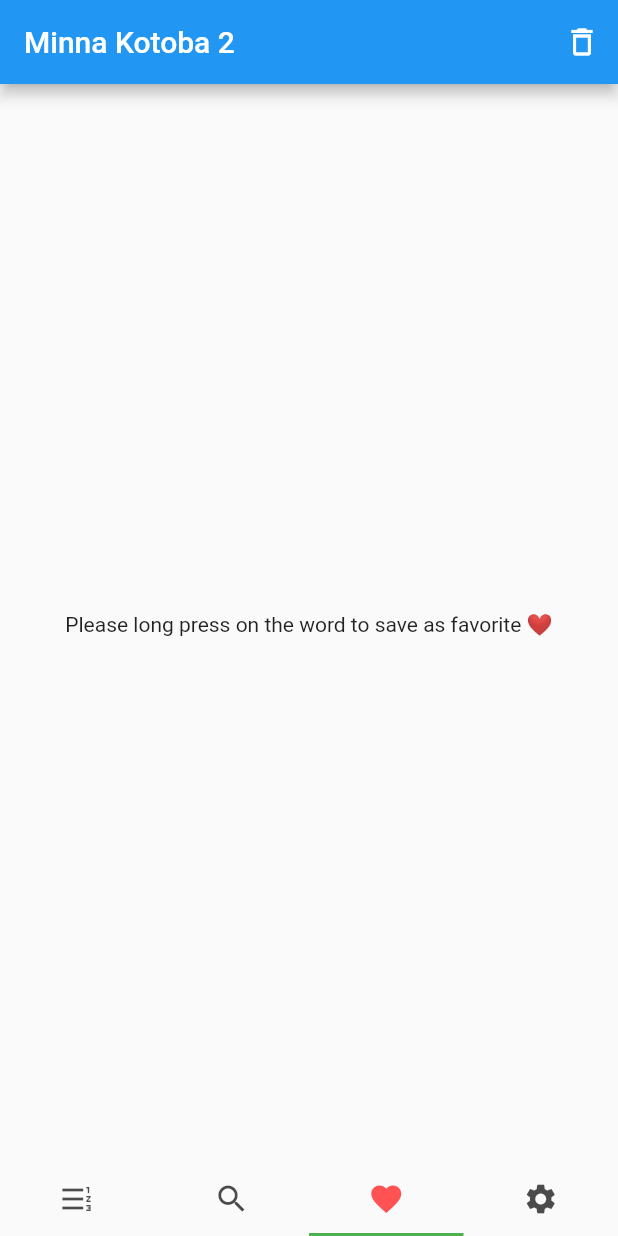
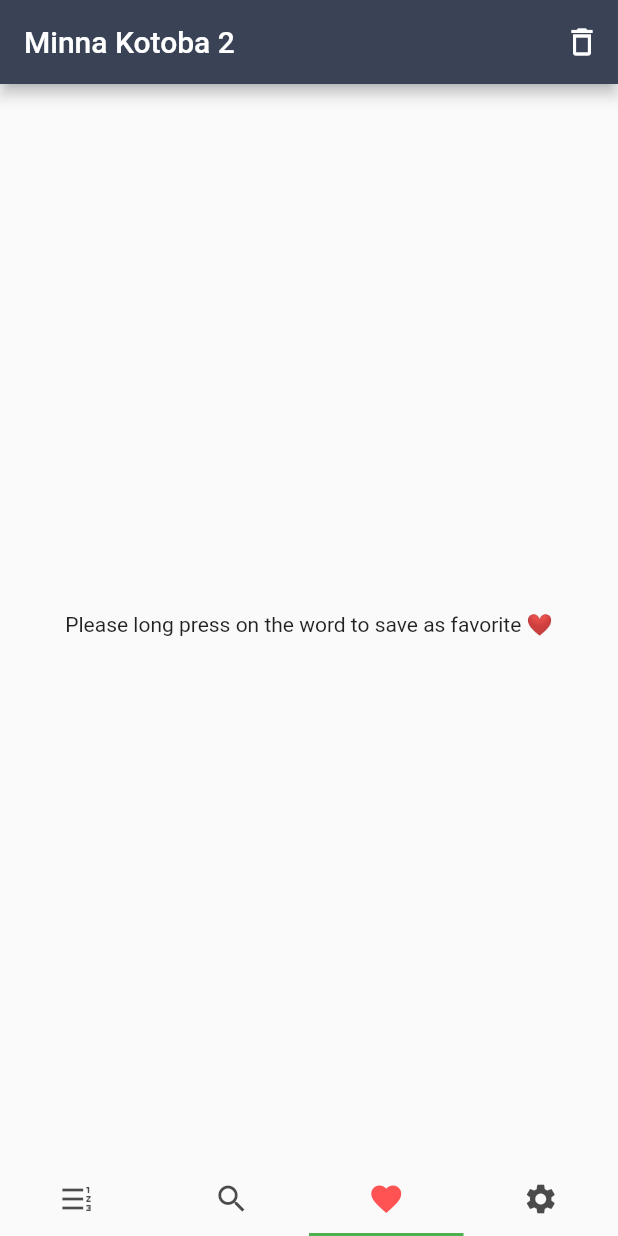
Before and after one commit to thuraucsy/minna-kotoba-2, a Flutter app: the screen it shows after launch, item 3 of the bottom bar chosen, on a phone screen of 412 x 824 dp. Run offline on Flutter 3.47's test engine with Material 2 defaults, Android fonts, the phone set to English and light mode, and no system bars; our stand-ins replace dynamic_theme, flutter_speed_dial, flutter_tts; missing offline and left inert: preferences.

Commit message:
- MyGF created logo - App Bar tap to top - shuffle, memorize on all chapters - scroll direction remove for slow scrolling - widget function separated and using the same code

```diff
--- a/lib/main.dart
+++ b/lib/main.dart
@@ -3,17 +3,17 @@ import 'package:flutter/material.dart';
 import 'package:flutter/foundation.dart'; // compute using
 import 'package:flutter_tts/flutter_tts.dart';
 import 'package:preferences/preferences.dart'; // setting page
+import 'package:flutter_speed_dial/flutter_speed_dial.dart'; // floating action button
+import 'package:dynamic_theme/dynamic_theme.dart';
 import 'package:minna_kotoba_2/Chapter.dart';
-import 'package:flutter_speed_dial/flutter_speed_dial.dart'; // floating action button
-import 'package:flutter/rendering.dart'; // ScrollDirection.forward using
-import 'package:dynamic_theme/dynamic_theme.dart';
 
-enum ConfirmAction { CANCCEL, ACCEPT }
+enum ConfirmAction { CANCEL, ACCEPT }
+final String appBarTitle = "Minna Kotoba 2";
 
 void main() async {
   await PrefService.init(prefix: 'pref_');
   runApp(MaterialApp(
-    title: "Minna Kotoba 2",
+    title: appBarTitle,
     home: MyApp(),
   ));
 }
@@ -23,13 +23,16 @@ class MyApp extends StatelessWidget {
   Widget build(BuildContext context) {
     return new DynamicTheme(
         defaultBrightness: Brightness.light,
-        data: (brightness) =>
-            new ThemeData(brightness: brightness, accentColor: Colors.green),
+        data: (brightness) => new ThemeData(
+            primaryColor: Color.fromRGBO(58, 66, 86, 1.0),
+//                backgroundColor: Color.fromRGBO(231, 231, 214, 1.0),
+            brightness: brightness,
+            accentColor: Colors.green),
         themedWidgetBuilder: (context, theme) {
           return new MaterialApp(
-            title: 'Minna Kotoba 2',
+            title: appBarTitle,
             theme: theme,
-            home: new MyHomePage(title: 'Preferences Demo'),
+            home: new MyHomePage(title: 'Minna Kotoba 2'),
           );
         });
   }
@@ -46,36 +49,24 @@ class MyHomePage extends StatefulWidget {
 
 class _MyAppState extends State<MyHomePage> {
   int _drawerIndex = 0;
-  bool isShowDrawerMenu = true;
-  bool _isShowFavMenu = false;
-  bool _dialVisible = true;
-  bool _isShuffle = false;
-  bool _isRemembering = false;
+  bool isShowDrawerMenu = true, _isShowFavMenu = false, _dialVisible = true, _isShuffle = false;
+  List<String> _isShowKotoba = [];
   List<Chapter> _chapters;
-  List<ListItem> _allWords;
-  List<ListItem> _allWordsBackup = [];
+  List<ListItem> _allWords, _allWordsBackup = [];
   ScrollController _scrollController = new ScrollController();
   TextEditingController _searchController = TextEditingController(text: "");
   Set _favoriteList = Set<String>();
   FlutterTts _flutterTts;
-  // setting variables
-  final List<String> _listJapanese = ['Kana', 'Kanji', 'Romaji'];
-  final List<String> _listMeaning = ['Myanmar', 'English'];
+  final List<String> _listJapanese = ['Kana', 'Kanji', 'Romaji'], _listMeaning = ['Myanmar', 'English'], _listMemorizing = ['Japanese', 'Meaning'];
 
-  _setDialVisible(bool value) {
-    setState(() {
-      if (isShowDrawerMenu) {
-        _dialVisible = value;
+  void _toggleTheShuffle() {
+    if (_isShuffle) {
+      _chapters[_drawerIndex].words.shuffle();
     } else {
-        _dialVisible = false;
+      _chapters[_drawerIndex].words.sort((a, b) =>
+          int.parse(a.no.split("/")[1])
+              .compareTo(int.parse(b.no.split("/")[1])));
     }
-    });
-  }
-
-  Future _speak(text) async {
-    // ～ remove in speaking
-    text = text.replaceAll(new RegExp(r'～'), '　');
-    var result = await _flutterTts.speak(text);
   }
 
   void _toggleFav(no, isFav) {
@@ -86,7 +77,6 @@ class _MyAppState extends State<MyHomePage> {
         _favoriteList.add(no);
       }
     });
-    print('long press $no $isFav');
     PrefService.setStringList("list_favorite", _favoriteList.toList());
   }
 
@@ -119,6 +109,18 @@ class _MyAppState extends State<MyHomePage> {
     }
   }
 
+  Future _speak(text) async {
+    text = text.replaceAll(new RegExp(r'～'), '　'); // ～ remove in speaking
+    var result = await _flutterTts.speak(text);
+  }
+
+  Widget _buildCard(ListTile listTile) {
+    return Card(
+//        elevation: 1.5,
+        margin: new EdgeInsets.symmetric(horizontal: 10.0, vertical: 6.0),
+        child: Container(child: listTile));
+  }
+
   List<Widget> _buildDrawerList(BuildContext context, List<Chapter> _chapters) {
     List<Widget> drawer = [
       DrawerHeader(
@@ -132,9 +134,10 @@ class _MyAppState extends State<MyHomePage> {
     List<Widget> chapterTile = [];
     for (int i = 0; i < _chapters.length; i++) {
       Chapter chapter = _chapters[i];
-      chapterTile.add(new ListTile(
+      chapterTile.add(
+//          _buildCard(
+          ListTile(
             title: Text(chapter.title),
-        trailing: Icon(Icons.arrow_forward),
             onTap: () {
               setState(() {
                 _drawerIndex = i;
@@ -144,8 +147,11 @@ class _MyAppState extends State<MyHomePage> {
               Navigator.of(context).pop(); // dismiss the navigator
               _scrollController.animateTo(0.0,
                   duration: Duration(milliseconds: 500), curve: Curves.easeOut);
+              _toggleTheShuffle();
             },
-      ));
+          )
+//          )
+          );
     }
 
     drawer.addAll(chapterTile);
@@ -153,67 +159,83 @@ class _MyAppState extends State<MyHomePage> {
     return drawer;
   }
 
-  ListView _buildBodyList(BuildContext context, Chapter chapter) {
-    print(
-        'pref ${PrefService.getString("list_japanese")} ${PrefService.getString("list_meaning")} ${PrefService.getStringList("list_favorite")}');
+  Widget _buildBodyList(BuildContext context) {
 
-    String selectedJapanese = _listJapanese[0];
-    String selectedMeaning = _listMeaning[0];
+    String selectedJapanese = PrefService.getString("list_japanese") ?? _listJapanese[0];
+    String selectedMeaning = PrefService.getString("list_meaning") ?? _listMeaning[0];
+    String selectedMemorizing = PrefService.getString("list_memorizing") ?? _listMemorizing[0];
 
-    if (PrefService.getString("list_japanese") != null) {
-      selectedJapanese = PrefService.getString("list_japanese");
-    }
-    if (PrefService.getString("list_meaning") != null) {
-      selectedMeaning = PrefService.getString("list_meaning");
+    return Container(
+      child: ListView.builder(
+        scrollDirection: Axis.vertical,
+        controller: _scrollController,
+        shrinkWrap: true,
+        itemCount: _chapters[_drawerIndex].words.length,
+        itemBuilder: (BuildContext context, int index) {
+          Text japaneseText =
+              Text(_chapters[_drawerIndex].words[index].hiragana);
+          if (selectedJapanese == _listJapanese[1]) {
+            japaneseText = Text(_chapters[_drawerIndex].words[index].kanji);
+          } else if (selectedJapanese == _listJapanese[2]) {
+            japaneseText = Text(_chapters[_drawerIndex].words[index].romaji);
           }
 
-    if (PrefService.getStringList("list_favorite") != null) {
-      _favoriteList = PrefService.getStringList("list_favorite").toSet();
-    }
-
-    return ListView.builder(
-        controller: _scrollController,
-        itemCount: chapter.words.length,
-        itemBuilder: (context, index) {
-          Text japaneseText = Text(chapter.words[index].hiragana);
-          if (selectedJapanese == _listJapanese[1]) {
-            japaneseText = Text(chapter.words[index].kanji);
-          } else if (selectedJapanese == _listJapanese[2]) {
-            japaneseText = Text(chapter.words[index].romaji);
-          }
-
-          Text meaningText = Text(chapter.words[index].myanmar,
+          Text meaningText = Text(_chapters[_drawerIndex].words[index].myanmar,
               style: TextStyle(fontFamily: 'Masterpiece'));
           if (selectedMeaning == _listMeaning[1]) {
-            meaningText = Text(chapter.words[index].english);
+            meaningText = Text(_chapters[_drawerIndex].words[index].english);
           }
 
           // favorite condition
-          bool isFav = _favoriteList.contains(chapter.words[index].no);
+          bool isFav =
+              _favoriteList.contains(_chapters[_drawerIndex].words[index].no);
 
-          return ListTile(
+          return _buildCard(
+            ListTile(
               trailing: Column(
                 mainAxisSize: MainAxisSize.min,
                 children: <Widget>[
                   Icon(isFav ? Icons.favorite : Icons.favorite_border,
                       color: Colors.redAccent),
-                Text(chapter.words[index].no),
+                  Text(_chapters[_drawerIndex].words[index].no),
                 ],
               ),
               title: AnimatedOpacity(
-              opacity: _isRemembering ? 0.0 : 1.0,
+                opacity: (selectedMemorizing != _listMemorizing[0] ||
+                        (_isShowKotoba.length == 0 ||
+                            (_isShowKotoba.contains(_chapters[_drawerIndex].words[index].no))))
+                    ? 1.0
+                    : 0.0,
                 duration: Duration(milliseconds: 500),
                 child: japaneseText,
               ),
-            subtitle: meaningText,
+              subtitle: AnimatedOpacity(
+                opacity: (selectedMemorizing != _listMemorizing[1] ||
+                        (_isShowKotoba.length == 0 ||
+                            (_isShowKotoba.contains(_chapters[_drawerIndex].words[index].no))))
+                    ? 1.0
+                    : 0.0,
+                duration: Duration(milliseconds: 500),
+                child: meaningText,
+              ),
               onTap: () {
-              _speak(chapter.words[index].hiragana);
+                _speak(_chapters[_drawerIndex].words[index].kanji);
+                setState(() {
+                  if (_isShowKotoba.length > 0) {
+                    _isShowKotoba[index] =
+                        _chapters[_drawerIndex].words[index].no;
+                    print('_isShowKotoba[index] ${_isShowKotoba[index]}');
+                  }
+                });
               },
               onLongPress: () {
-              _toggleFav(chapter.words[index].no, isFav);
+                _toggleFav(_chapters[_drawerIndex].words[index].no, isFav);
               },
+            ),
           );
-        });
+        },
+      ),
+    );
   }
 
   Container _buildSearchBodyList(BuildContext context,
@@ -238,86 +260,8 @@ class _MyAppState extends State<MyHomePage> {
       }
     }
 
-    return Container(
-      child: Column(
-        children: <Widget>[
-          Padding(
-            padding: const EdgeInsets.all(8.0),
-            child: TextField(
-              style: TextStyle(fontFamily: 'Masterpiece'),
-              controller: _searchController,
-              onChanged: (value) {
-                print('search onChanged $value');
-                _filterSearchResults(value);
-              },
-              decoration: InputDecoration(
-                  labelText: "Search",
-                  hintText: "watashi",
-                  prefixIcon: Icon(Icons.search),
-                  border: OutlineInputBorder(
-                      borderRadius: BorderRadius.all(Radius.circular(15.0)))),
-            ),
-          ),
-          Expanded(
-            child: ListView.builder(
-                controller: _scrollController,
-                itemCount: isFavPage ? favWords.length : _allWords.length,
-                itemBuilder: (context, index) {
-                  if (isFavPage) {
-                    return ListTile(
-                      title: Column(
-                        crossAxisAlignment: CrossAxisAlignment.start,
-                        children: <Widget>[
-                          Text(
-                              '${favWords[index].hiragana} ${favWords[index].romaji}'),
-                          Text(favWords[index].kanji),
-                        ],
-                      ),
-                      contentPadding:
-                          EdgeInsets.symmetric(vertical: 8.0, horizontal: 16.0),
-                      subtitle: Column(
-                        crossAxisAlignment: CrossAxisAlignment.start,
-                        children: <Widget>[
-                          Text(
-                            favWords[index].myanmar,
-                            style: TextStyle(fontFamily: 'Masterpiece'),
-                          ),
-                          Text(
-                            favWords[index].english,
-                          )
-                        ],
-                      ),
-                      trailing: Column(
-                        mainAxisSize: MainAxisSize.min,
-                        children: <Widget>[
-                          Icon(Icons.favorite, color: Colors.redAccent),
-                          Text(favWords[index].no),
-                        ],
-                      ),
-//                      trailing: Text(favWords[index].no),
-                      onTap: () {
-                        _speak(favWords[index].hiragana);
-                      },
-                      onLongPress: () {
-                        _toggleFav(favWords[index].no, true);
-                      },
-                    );
-                  } else {
-                    if (_allWords[index] is ChapterTitle) {
-                      ChapterTitle chapterTitle =
-                          _allWords[index] as ChapterTitle;
-                      return ListTile(
-                          title: Text(
-                        chapterTitle.title,
-                        style: Theme.of(context).textTheme.headline,
-                      ));
-                    } else if (_allWords[index] is Vocal) {
-                      Vocal vocal = _allWords[index] as Vocal;
-
-                      // favorite condition
-                      bool isFav = _favoriteList.contains(vocal.no);
-
-                      return ListTile(
+    Widget makeList(Vocal vocal, bool isFav) {
+      return _buildCard(ListTile(
         title: Column(
           crossAxisAlignment: CrossAxisAlignment.start,
           children: <Widget>[
@@ -325,8 +269,7 @@ class _MyAppState extends State<MyHomePage> {
             Text(vocal.kanji),
           ],
         ),
-                        contentPadding: EdgeInsets.symmetric(
-                            vertical: 8.0, horizontal: 16.0),
+        contentPadding: EdgeInsets.symmetric(vertical: 8.0, horizontal: 16.0),
         subtitle: Column(
           crossAxisAlignment: CrossAxisAlignment.start,
           children: <Widget>[
@@ -353,7 +296,52 @@ class _MyAppState extends State<MyHomePage> {
         onLongPress: () {
           _toggleFav(vocal.no, isFav);
         },
-                      );
+      ));
+    }
+
+    return Container(
+      child: Column(
+        children: <Widget>[
+          Padding(
+            padding: const EdgeInsets.all(8.0),
+            child: TextField(
+//              style: TextStyle(fontFamily: 'Masterpiece'),
+              controller: _searchController,
+              onChanged: (value) {
+                print('search onChanged $value');
+                _filterSearchResults(value);
+              },
+              decoration: InputDecoration(
+                  labelText: "Search",
+                  hintText: "watashi",
+                  prefixIcon: Icon(Icons.search),
+                  border: OutlineInputBorder(
+                      borderRadius: BorderRadius.all(Radius.circular(6.0)))),
+            ),
+          ),
+          Expanded(
+            child: ListView.builder(
+                controller: _scrollController,
+                itemCount: isFavPage ? favWords.length : _allWords.length,
+                itemBuilder: (context, index) {
+                  if (isFavPage) {
+                    return makeList(favWords[index], true);
+                  } else {
+                    if (_allWords[index] is ChapterTitle) {
+                      ChapterTitle chapterTitle =
+                          _allWords[index] as ChapterTitle;
+                      return ListTile(
+                          title: Text(
+                        chapterTitle.title,
+                        style: Theme.of(context).textTheme.headline,
+                      ));
+                    } else if (_allWords[index] is Vocal) {
+                      Vocal vocal = _allWords[index] as Vocal;
+
+                      // favorite condition
+                      bool isFav = _favoriteList.contains(vocal.no);
+
+                      return makeList(vocal, isFav);
                     }
                   }
                 }),
@@ -377,6 +365,12 @@ class _MyAppState extends State<MyHomePage> {
         'list_meaning',
         defaultVal: _listMeaning[0],
         values: _listMeaning,
+      ),
+      DropdownPreference(
+        'Memorizing',
+        'list_memorizing',
+        defaultVal: _listMemorizing[0],
+        values: _listMemorizing,
       ),
       PreferenceTitle('Personalization'),
       RadioPreference(
@@ -407,6 +401,9 @@ class _MyAppState extends State<MyHomePage> {
     fetchPhotos(context).then((data) {
       setState(() {
         _chapters = data;
+        if (PrefService.getStringList("list_favorite") != null) {
+          _favoriteList = PrefService.getStringList("list_favorite").toSet();
+        }
       });
 
       for (int i = 0; i < _chapters.length; i++) {
@@ -419,13 +416,6 @@ class _MyAppState extends State<MyHomePage> {
       print('initState error $error');
     });
 
-    _scrollController = ScrollController()
-      ..addListener(() {
-        _setDialVisible(_scrollController.position.userScrollDirection ==
-            ScrollDirection.forward);
-      });
-
-    _isShuffle = PrefService.getBool("is_shuffle") ?? false;
 
     _drawerIndex = PrefService.getInt("drawer_index") ?? 0;
 
@@ -448,14 +438,14 @@ class _MyAppState extends State<MyHomePage> {
         builder: (BuildContext context) {
           // return object of type Dialog
           return AlertDialog(
-            title: new Text("Reset favorite?"),
+            title: new Text("Empty favorite?"),
             content: new Text("This will clear the favorite list."),
             actions: <Widget>[
               // usually buttons at the bottom of the dialog
               FlatButton(
                 child: new Text("Close"),
                 onPressed: () {
-                  Navigator.of(context).pop(ConfirmAction.CANCCEL);
+                  Navigator.of(context).pop(ConfirmAction.CANCEL);
                 },
               ),
               FlatButton(
@@ -473,6 +463,7 @@ class _MyAppState extends State<MyHomePage> {
     return DefaultTabController(
       length: 4,
       child: Scaffold(
+        appBar: CustomAppBar(
           appBar: _isShowFavMenu
               ? AppBar(
                   title: Text(appTitle),
@@ -494,6 +485,12 @@ class _MyAppState extends State<MyHomePage> {
                   ],
                 )
               : AppBar(title: Text(appTitle)),
+          onTap: () {
+            print('app bar tap');
+            _scrollController.animateTo(0.0,
+                duration: Duration(milliseconds: 500), curve: Curves.easeOut);
+          },
+        ),
         drawer: isShowDrawerMenu
             ? Builder(builder: (context) {
                 return _chapters != null
@@ -508,7 +505,7 @@ class _MyAppState extends State<MyHomePage> {
         body: TabBarView(
           children: [
             _chapters != null
-                ? _buildBodyList(context, _chapters[_drawerIndex])
+                ? _buildBodyList(context)
                 : Center(child: CircularProgressIndicator()),
             _allWords != null
                 ? _buildSearchBodyList(context)
@@ -576,43 +573,40 @@ class _MyAppState extends State<MyHomePage> {
           children: [
             SpeedDialChild(
                 child: Icon(Icons.shuffle),
-//                  backgroundColor: _isShuffle ? Colors.red : Colors.white,
-//                  foregroundColor: _isShuffle ? Colors.white : Colors.black87,
-                label: 'Shuffle',
-//              labelStyle: TextTheme(fontSize: 18.0),
+                backgroundColor: _isShuffle ? Colors.deepOrangeAccent : Colors.white,
+                foregroundColor: _isShuffle ? Colors.white : Colors.black,
+                label: _isShuffle ? 'Shuffling' : 'Shuffle',
+                labelStyle: TextStyle(color: Colors.black),
                 onTap: () {
                   setState(() {
                     _isShuffle = !_isShuffle;
                   });
                   print('_isShuffle $_isShuffle');
-                  PrefService.setBool("is_shuffle", _isShuffle);
+                  _toggleTheShuffle();
 
-                  if (_isShuffle) {
-                    _chapters[_drawerIndex].words.shuffle();
-                  } else {
-                    _chapters[_drawerIndex].words.sort((a, b) =>
-                        int.parse(a.no.split("/")[1])
-                            .compareTo(int.parse(b.no.split("/")[1])));
-                  }
                 }),
             SpeedDialChild(
               child: Icon(Icons.question_answer),
-//                backgroundColor: _isShuffle ? Colors.blue : Colors.white,
-//                foregroundColor: _isShuffle ? Colors.white : Colors.black87,
-              label: 'Remembering',
-//            labelStyle: TextTheme(fontSize: 18.0),
+              backgroundColor: _isShowKotoba.length > 0 ? Colors.green : Colors.white,
+              foregroundColor: _isShowKotoba.length > 0 ? Colors.white : Colors.black,
+              label: _isShowKotoba.length > 0 ? 'Memorizing' : 'Memorize',
+              labelStyle: TextStyle(color: Colors.black),
               onTap: () {
+                print('Memorizing');
                 setState(() {
-                  _isRemembering = !_isRemembering;
+                  if (_isShowKotoba.length == 0) {
+                    print('on');
+                    for (int i = 0;
+                        i < _chapters[_drawerIndex].words.length;
+                        i++) {
+                      _isShowKotoba.add("");
+                    }
+                  } else {
+                    print('off ${_isShowKotoba.length}');
+                    _isShowKotoba = [];
+                  }
                 });
               },
-            ),
-            SpeedDialChild(
-              child: Icon(Icons.keyboard_voice),
-//                backgroundColor: Colors.green,
-              label: 'Third',
-//            labelStyle: TextTheme(fontSize: 18.0),
-              onTap: () => print('THIRD CHILD'),
             ),
           ],
         ),
@@ -631,3 +625,19 @@ List<Chapter> parseChapters(String responseBody) {
   final parsed = json.decode(responseBody).cast<Map<String, dynamic>>();
   return parsed.map<Chapter>((json) => Chapter.fromJson(json)).toList();
 }
+
+class CustomAppBar extends StatelessWidget implements PreferredSizeWidget {
+  final VoidCallback onTap;
+  final AppBar appBar;
+
+  const CustomAppBar({Key key, this.onTap, this.appBar}) : super(key: key);
+
+  @override
+  Widget build(BuildContext context) {
+    return GestureDetector(onTap: onTap, child: appBar);
+  }
+
+  // TODO: implement preferredSize
+  @override
+  Size get preferredSize => new Size.fromHeight(kToolbarHeight);
+}
```
Also changed, not shown: assets/60578700_351721852364451_8581336295106674688_n.jpg (added), assets/data.json. Lines whose indentation alone changed are shown as unchanged.
